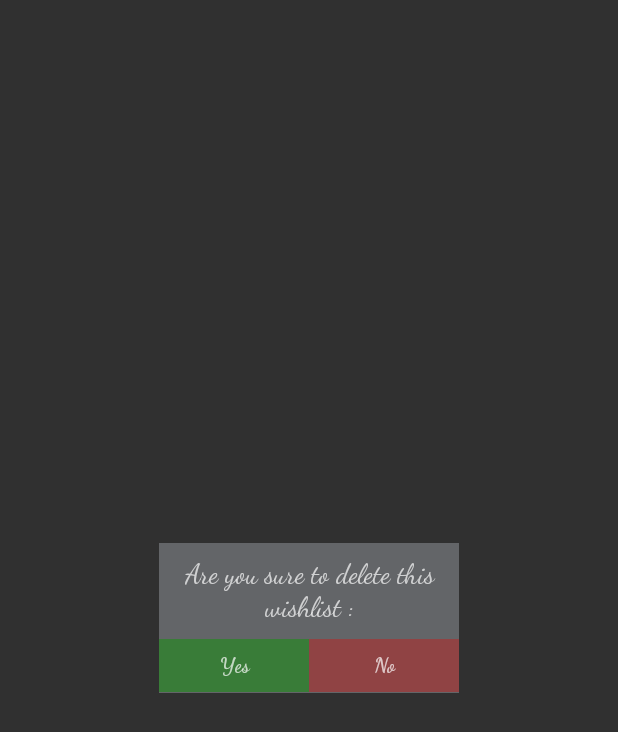
After one commit to RainMaker1707/LSINF1225-2020-GroupeL31-WishList, an Android app: the layout delete_confirmation.xml on its own in the app's theme, with its tools: preview values and no code run, on a phone screen of 412 x 824 dp. The commit adds this screen. Shown: the top 732 px of the screen. Run offline under Robolectric (Android 15) with nearby library versions, the phone set to English and light mode, and no system bars.

Commit message:
patch delete wishlist option

```diff
--- a/app/src/main/res/layout/activity_wishlist.xml
+++ b/app/src/main/res/layout/activity_wishlist.xml
@@ -97,12 +97,17 @@
             android:layout_width="wrap_content"
             android:layout_height="wrap_content"
             android:background="@drawable/simple_button"
+            android:fontFamily="cursive"
+            android:textStyle="bold"
             android:gravity="center"
             android:text="@string/create_wishlist_button" />
         <Button
             android:id="@+id/edit_btn"
             android:contentDescription="@string/btn"
             android:layout_width="0dp"
+            android:layout_marginStart="2dp"
+            android:fontFamily="cursive"
+            android:textStyle="bold"
             android:layout_height="wrap_content"
             android:background="@color/transparent"
             />
--- /dev/null
+++ b/app/src/main/res/layout/delete_confirmation.xml
@@ -0,0 +1,53 @@
+<?xml version="1.0" encoding="utf-8"?>
+<LinearLayout xmlns:android="http://schemas.android.com/apk/res/android"
+    android:orientation="vertical"
+    android:layout_gravity="center"
+    android:layout_width="200dp"
+    android:layout_height="100dp"
+    android:background="@color/Gray">
+
+    <TextView
+        android:layout_marginTop="10dp"
+        android:layout_marginStart="10dp"
+        android:layout_marginEnd="10dp"
+        android:layout_width="wrap_content"
+        android:layout_height="wrap_content"
+        android:layout_gravity="center"
+        android:textAlignment="center"
+        android:text="@string/sure_delete"
+        android:fontFamily="cursive"
+        android:textSize="18sp"/>
+
+    <LinearLayout
+        android:layout_width="match_parent"
+        android:layout_height="35dp"
+        android:layout_marginTop="10dp"
+        android:orientation="horizontal">
+
+        <TextView
+            android:id="@+id/delete_btn"
+            android:layout_width="100dp"
+            android:layout_height="35dp"
+            android:background="@color/Green_alpha"
+            android:textAlignment="center"
+            android:gravity="center_vertical"
+            android:text="@string/sure"
+            android:fontFamily="cursive"
+            android:textStyle="bold"
+            />
+
+        <TextView
+            android:id="@+id/cancel_btn"
+            android:layout_width="100dp"
+            android:layout_height="35dp"
+            android:textAlignment="center"
+            android:gravity="center_vertical"
+            android:background="@color/Red_alpha"
+            android:text="@string/no"
+            android:fontFamily="cursive"
+            android:textStyle="bold"
+            />
+
+    </LinearLayout>
+
+</LinearLayout>
--- a/app/src/main/res/values/strings.xml
+++ b/app/src/main/res/values/strings.xml
@@ -63,4 +63,11 @@
     <string name="search_wish">Search Wish</string>
     <string name="btn">button</string>
     <string name="edit_btn">Edit WishList</string>
+    <string name="new_name">New name</string>
+    <string name="delete_wishlist">Delete Wishlist</string>
+    <string name="save_change">Save change</string>
+    <string name="change_picture">Change picture</string>
+    <string name="sure_delete">Are you sure to delete this wishlist :</string>
+    <string name="sure">Yes</string>
+    <string name="no">No</string>
 </resources>
```
Also changed, not shown: app/src/main/java/be/uclouvain/lsinf1225/groupel31/wishlist/Views/Base.java (+51 -1 lines), app/src/main/res/drawable/tp_bg_btn.xml (added, +17 -0 lines), app/src/main/res/layout/wishlist_popup.xml (renamed from app/src/main/res/layout/friend_popup.xml, +31 -32 lines).
